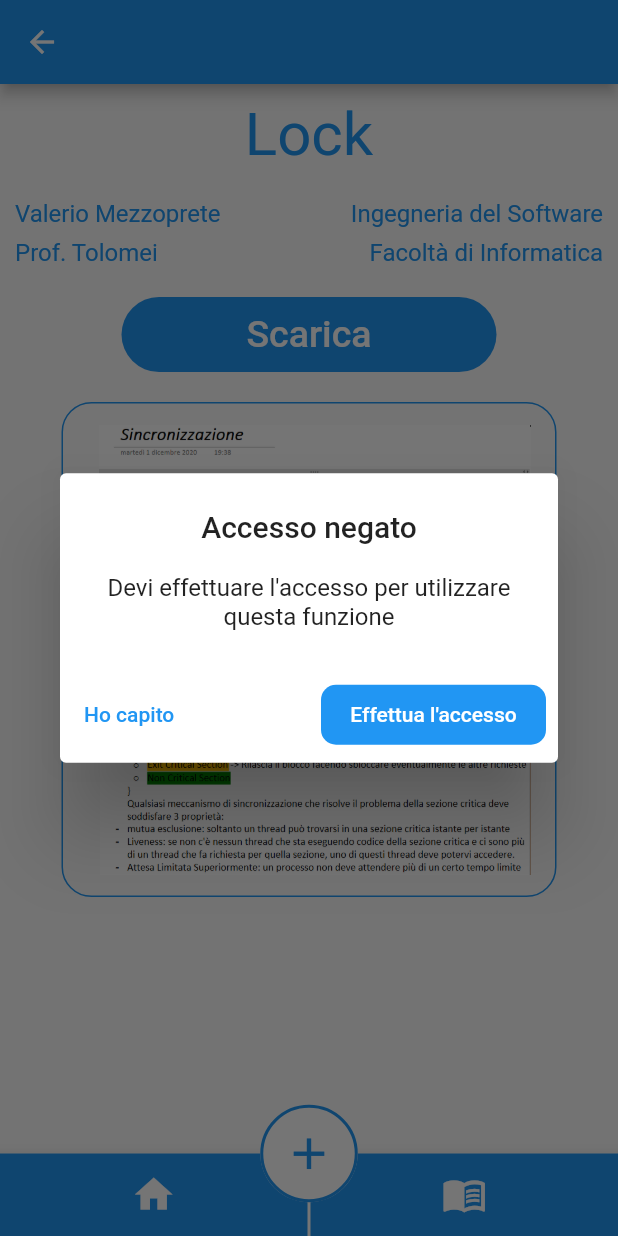
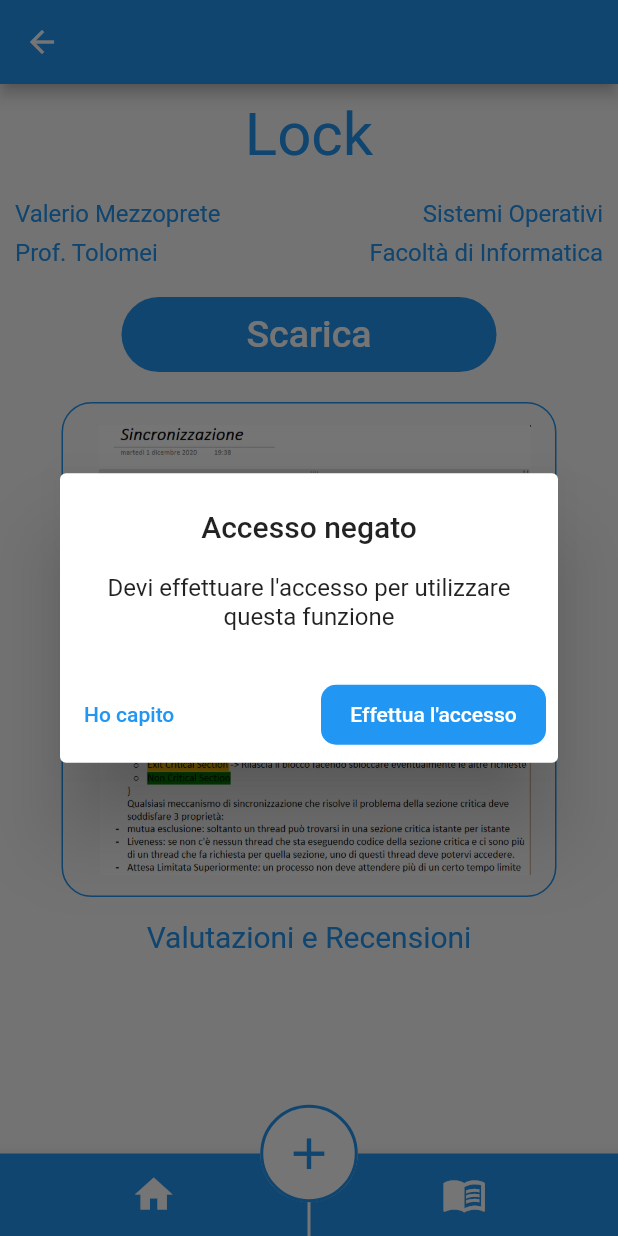
Before and after one commit to Nefesis93/ium_project, a Flutter app: the Lock screen opened by its route, after a tap on "Scarica", on a phone screen of 412 x 824 dp. Run offline on Flutter 3.47's test engine with Material 2 defaults, Android fonts, the phone set to English and light mode, and no system bars.

Commit message:
Lavorando su getRecensioni

```diff
--- a/lib/pages/appunti/pagina_appunti/lock.dart
+++ b/lib/pages/appunti/pagina_appunti/lock.dart
@@ -19,7 +19,36 @@ class Lock extends StatelessWidget {
     );
   }
 
-  Widget _getButton(BuildContext context) {
+  Widget _getButtonScarica(BuildContext context) {
+    return Container(
+      height: 50,
+      width: 250,
+      decoration: BoxDecoration(
+        color: Colors.blue,
+        borderRadius: BorderRadius.circular(30)
+      ),
+      child: TextButton(
+        onPressed: () {
+          if (UserLogin().getLoginInfo()) {
+            //l'utente è loggato
+            MyDialogs.downloadCompleatedDialog(context);
+          } else {
+            //l'utente non è loggato
+            MyDialogs.permissionDialog(context);
+          }
+        },
+        child: const Text(
+          "Scarica",
+          style: TextStyle(
+            color: Colors.white,
+            fontSize: 25
+          )
+        )
+      )
+    );
+  }
+
+  Widget _getButtonRecensione(BuildContext context) {
     return Container(
       height: 50,
       width: 250,
@@ -49,7 +78,22 @@ class Lock extends StatelessWidget {
   }
 
   Widget _getRecensioni(BuildContext context) {
-    return Row();
+    return ListView(
+      shrinkWrap: true,
+      children: <Widget> [
+        Container(
+          alignment: Alignment.center,
+          padding: const EdgeInsets.fromLTRB(0, 15, 0, 10),
+          child: const Text(
+            "Valutazioni e Recensioni",
+            style: TextStyle(
+              color: Colors.blue,
+              fontSize: 20,
+            ),
+          ),
+        ),
+      ],
+    );
   }
 
   Widget _getList(Topic topic, BuildContext context) {
@@ -107,7 +151,7 @@ class Lock extends StatelessWidget {
                             crossAxisAlignment: CrossAxisAlignment.end,
                             children: const <Widget>[
                               Text(
-                                "Ingegneria del Software",
+                                "Sistemi Operativi",
                                 style: TextStyle(
                                   color: Colors.blue,
                                   fontSize: 16,
@@ -127,7 +171,7 @@ class Lock extends StatelessWidget {
                     ),
                   ),
                   //bottone scarica
-                  _getButton(context),
+                  _getButtonScarica(context),
                   Padding(
                     padding: const EdgeInsets.fromLTRB(0, 20, 0, 0),
                     child: Container(
@@ -250,7 +294,7 @@ class Lock extends StatelessWidget {
                     ),
                   ),
                   //bottone scarica
-                  _getButton(context),
+                  _getButtonScarica(context),
                   Padding(
                     padding: const EdgeInsets.fromLTRB(0, 20, 0, 0),
                     child: Container(
```
